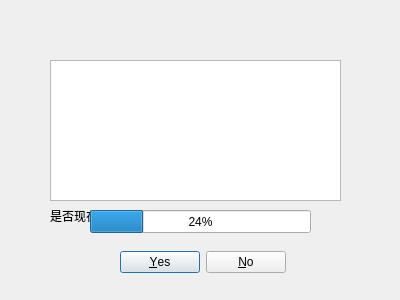
The window that experiment/src/dependencyinstaller.ui (creeper12356/guide_software) describes before a commit, drawn with Qt 5.
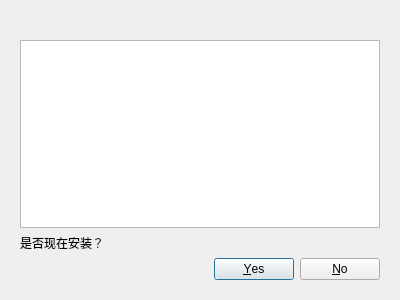
The same window after the commit. The open tabs and pages were chosen to show the change.

Diff of the .ui file:
```diff
--- a/experiment/src/dependencyinstaller.ui
+++ b/experiment/src/dependencyinstaller.ui
@@ -13,15 +13,9 @@
   <property name="windowTitle">
    <string>软件安装</string>
   </property>
+  <layout class="QVBoxLayout" name="verticalLayout_2">
+   <item>
   <widget class="QLabel" name="hint_label">
-   <property name="geometry">
-    <rect>
-     <x>50</x>
-     <y>20</y>
-     <width>291</width>
-     <height>31</height>
-    </rect>
-   </property>
    <property name="text">
     <string/>
    </property>
@@ -32,25 +26,21 @@
     <bool>true</bool>
    </property>
   </widget>
-  <widget class="QListWidget" name="pkg_list">
-   <property name="geometry">
-    <rect>
-     <x>50</x>
-     <y>60</y>
-     <width>291</width>
-     <height>141</height>
-    </rect>
-   </property>
-  </widget>
+   </item>
+   <item>
+    <widget class="QStackedWidget" name="stackedWidget">
+     <property name="currentIndex">
+      <number>1</number>
+     </property>
+     <widget class="QWidget" name="checkPage">
+      <layout class="QVBoxLayout" name="verticalLayout_4">
+       <item>
+        <layout class="QVBoxLayout" name="verticalLayout">
+         <item>
+          <widget class="QListWidget" name="pkg_list"/>
+         </item>
+         <item>
   <widget class="QLabel" name="q_label">
-   <property name="geometry">
-    <rect>
-     <x>50</x>
-     <y>200</y>
-     <width>291</width>
-     <height>31</height>
-    </rect>
-   </property>
    <property name="text">
     <string>是否现在安装？</string>
    </property>
@@ -61,32 +51,33 @@
     <bool>true</bool>
    </property>
   </widget>
+         </item>
+         <item>
   <widget class="QDialogButtonBox" name="button_box">
-   <property name="geometry">
-    <rect>
-     <x>120</x>
-     <y>250</y>
-     <width>166</width>
-     <height>25</height>
-    </rect>
-   </property>
    <property name="standardButtons">
     <set>QDialogButtonBox::No|QDialogButtonBox::Yes</set>
    </property>
   </widget>
+         </item>
+        </layout>
+       </item>
+      </layout>
+      <zorder></zorder>
+     </widget>
+     <widget class="QWidget" name="installPage">
+      <layout class="QVBoxLayout" name="verticalLayout_3">
+       <item>
   <widget class="QProgressBar" name="progress_bar">
-   <property name="geometry">
-    <rect>
-     <x>90</x>
-     <y>210</y>
-     <width>221</width>
-     <height>23</height>
-    </rect>
-   </property>
    <property name="value">
     <number>24</number>
    </property>
   </widget>
+       </item>
+      </layout>
+     </widget>
+    </widget>
+   </item>
+  </layout>
  </widget>
  <resources/>
  <connections/>
```
Lines whose indentation alone changed are shown as unchanged.
